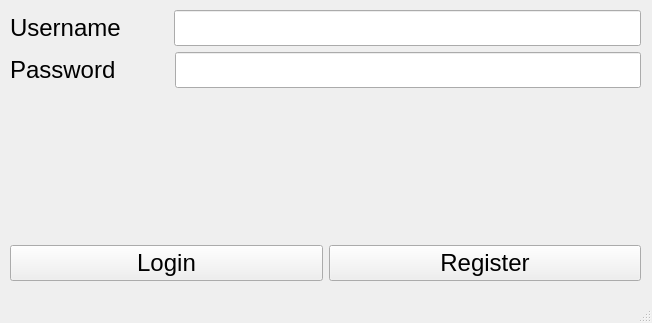
Qt form loginwindow.ui (Moaz-Allam-Flutter/Hospital_System) before a commit.
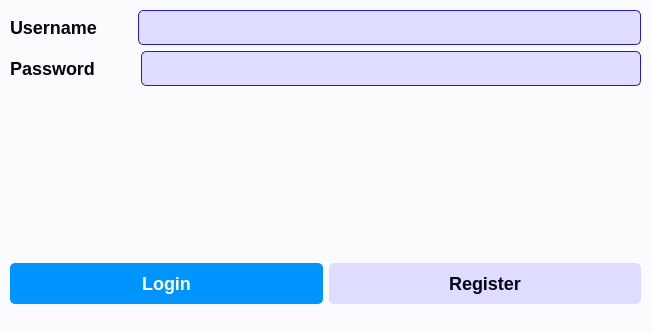
The same form after that commit.

Commit message: Changing the ui style and adding appointment booking form

```diff
--- a/loginwindow.ui
+++ b/loginwindow.ui
@@ -7,12 +7,76 @@
     <x>0</x>
     <y>0</y>
     <width>652</width>
-    <height>323</height>
+    <height>333</height>
    </rect>
   </property>
   <property name="windowTitle">
    <string>LoginWindow</string>
   </property>
+  <property name="styleSheet">
+   <string notr="true">/* General Styles */
+QWidget {
+    background-color: #fbfbfe;
+    font-family: 'Segoe UI', Tahoma, Geneva, Verdana, sans-serif;
+    font-size: 18px;
+    color: #050315;
+}
+
+/* QLabel Styles */
+QLabel {
+    color: #050315;
+    font-size: 18px;
+    font-weight: bold;
+}
+
+/* QLineEdit Styles */
+QLineEdit {
+    background-color: #dedcff;
+    border: 1px solid #2118d8;
+    border-radius: 5px;
+    padding: 5px;
+    font-size: 18px;
+    color: #050315;
+}
+
+/* QPushButton Styles */
+QPushButton {
+    background-color: #0094ff;
+    color: #fbfbfe;
+    border: none;
+    border-radius: 5px;
+    padding: 10px 20px;
+    font-size: 18px;
+    font-weight: bold;
+}
+
+QPushButton:hover {
+    background-color: #433bff;
+}
+
+QPushButton:pressed {
+    background-color: #2118d8;
+    padding-left: 15px;
+    padding-top: 15px;
+}
+
+/* Register Button Specific Styles */
+QPushButton#pushButtonRegister {
+    background-color: #dedcff;
+    color: #050315;
+}
+
+QPushButton#pushButtonRegister:hover {
+    background-color: #c7c4ff;
+}
+
+QPushButton#pushButtonRegister:pressed {
+    background-color: #dedcff;
+    padding-left: 15px;
+    padding-top: 15px;
+}
+</string>
+  </property>
   <widget class="QWidget" name="centralwidget">
    <widget class="QWidget" name="layoutWidget">
     <property name="geometry">
@@ -20,7 +84,7 @@
       <x>10</x>
       <y>10</y>
       <width>631</width>
-      <height>271</height>
+      <height>294</height>
      </rect>
     </property>
     <layout class="QVBoxLayout" name="verticalLayout_2">
@@ -32,7 +96,9 @@
           <widget class="QLabel" name="label">
            <property name="font">
             <font>
-             <pointsize>18</pointsize>
+             <family>Segoe UI</family>
+             <pointsize>-1</pointsize>
+             <bold>true</bold>
             </font>
            </property>
            <property name="text">
@@ -44,7 +110,8 @@
           <widget class="QLineEdit" name="lineEditUsername">
            <property name="font">
             <font>
-             <pointsize>18</pointsize>
+             <family>Segoe UI</family>
+             <pointsize>-1</pointsize>
             </font>
            </property>
           </widget>
@@ -57,7 +124,9 @@
           <widget class="QLabel" name="label_2">
            <property name="font">
             <font>
-             <pointsize>18</pointsize>
+             <family>Segoe UI</family>
+             <pointsize>-1</pointsize>
+             <bold>true</bold>
             </font>
            </property>
            <property name="text">
@@ -69,7 +138,8 @@
           <widget class="QLineEdit" name="lineEditPassword">
            <property name="font">
             <font>
-             <pointsize>18</pointsize>
+             <family>Segoe UI</family>
+             <pointsize>-1</pointsize>
             </font>
            </property>
            <property name="echoMode">
@@ -85,7 +155,9 @@
       <widget class="QLabel" name="labelError">
        <property name="font">
         <font>
-         <pointsize>18</pointsize>
+         <family>Segoe UI</family>
+         <pointsize>-1</pointsize>
+         <bold>true</bold>
         </font>
        </property>
        <property name="text">
@@ -99,7 +171,9 @@
         <widget class="QPushButton" name="pushButtonLogin">
          <property name="font">
           <font>
-           <pointsize>18</pointsize>
+           <family>Segoe UI</family>
+           <pointsize>-1</pointsize>
+           <bold>true</bold>
           </font>
          </property>
          <property name="text">
@@ -111,7 +185,9 @@
         <widget class="QPushButton" name="pushButtonRegister">
          <property name="font">
           <font>
-           <pointsize>18</pointsize>
+           <family>Segoe UI</family>
+           <pointsize>-1</pointsize>
+           <bold>true</bold>
           </font>
          </property>
          <property name="text">
```
Left out of the diff: 2 changed lines with no effect on the pictures. The commit also changes 8 other files.
